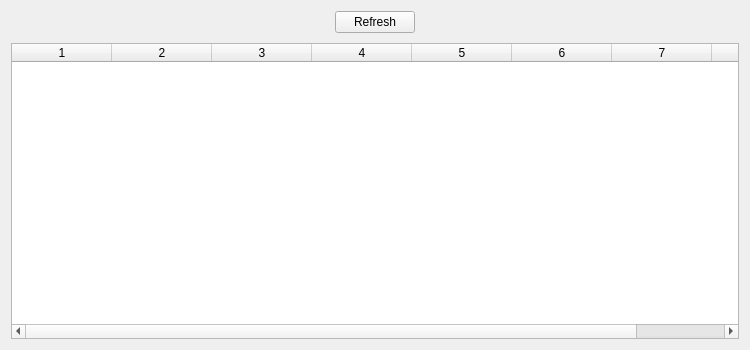
This is ui/page/Matrix.ui in JoelZhu/CANTool as Qt 5 draws it before an edit. The edited form follows.
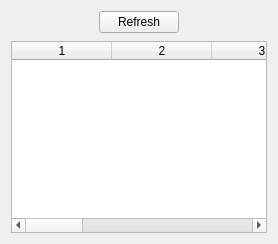
This is the edited form.

What changed in the file:
```diff
--- a/ui/page/Matrix.ui
+++ b/ui/page/Matrix.ui
@@ -2,20 +2,12 @@
 <ui version="4.0">
     <class>MatrixWidget</class>
     <widget class="QWidget" name="MatrixWidget">
-        <property name="geometry">
-            <rect>
-                <x>0</x>
-                <y>0</y>
-                <width>750</width>
-                <height>350</height>
-            </rect>
-        </property>
         <layout class="QGridLayout" name="gridLayout">
             <property name="horizontalSpacing">
-                <number>10</number>
+                <number>8</number>
             </property>
             <property name="verticalSpacing">
-                <number>10</number>
+                <number>8</number>
             </property>
 
             <!-- 第 0 行：刷新按钮 -->
```
